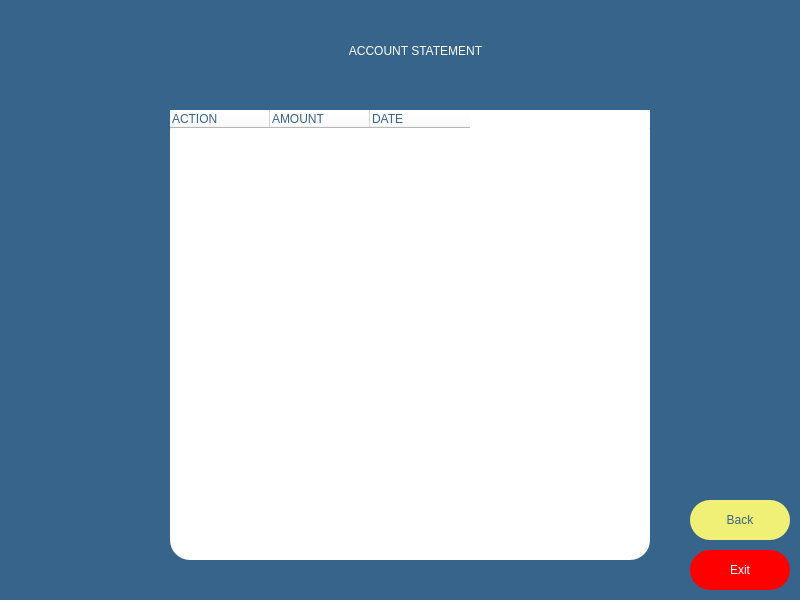
First picture: the form in accountstatementpage.ui, repository melihorhanyilmaz/Project, before the edit.
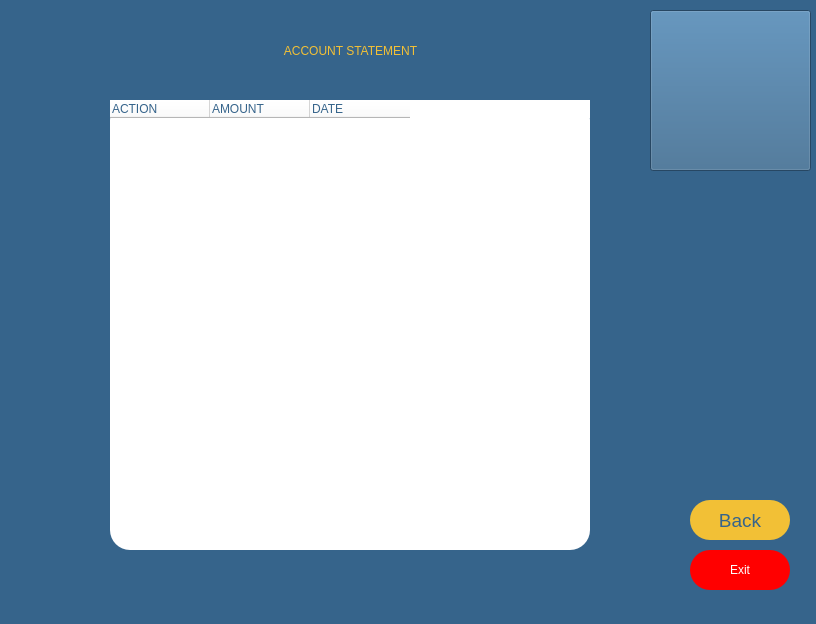
Second picture: the form after the edit. Icons and pictures are not drawn.

Patch:
```diff
--- a/accountstatementpage.ui
+++ b/accountstatementpage.ui
@@ -6,8 +6,8 @@
    <rect>
     <x>0</x>
     <y>0</y>
-    <width>800</width>
-    <height>600</height>
+    <width>816</width>
+    <height>624</height>
    </rect>
   </property>
   <property name="windowTitle">
@@ -19,8 +19,8 @@
   <widget class="QTableWidget" name="tableWidget">
    <property name="geometry">
     <rect>
-     <x>170</x>
-     <y>110</y>
+     <x>110</x>
+     <y>100</y>
      <width>480</width>
      <height>450</height>
     </rect>
@@ -91,13 +91,13 @@
     <rect>
      <x>110</x>
      <y>10</y>
-     <width>611</width>
+     <width>481</width>
      <height>81</height>
     </rect>
    </property>
    <property name="styleSheet">
-    <string notr="true">color: rgb(255, 255, 255);
-font: 63 18pt &quot;Montserrat SemiBold&quot;;</string>
+    <string notr="true">color: rgb(242, 192, 54);
+font: 75 22pt &quot;MS Shell Dlg 2&quot;;</string>
    </property>
    <property name="text">
     <string>ACCOUNT STATEMENT</string>
@@ -139,9 +139,9 @@
     </rect>
    </property>
    <property name="styleSheet">
-    <string notr="true">background-color: rgb(240, 240, 119);
+    <string notr="true">background-color: rgb(242, 192, 54);
 color: rgb(54, 100, 139);
-font: 63 14pt &quot;Montserrat SemiBold&quot;;
+font: 63 14pt ;Montserrat SemiBold;
 border-radius: 20;
 </string>
    </property>
@@ -152,6 +152,35 @@
     <bool>false</bool>
    </property>
   </widget>
+  <widget class="QPushButton" name="pushButton">
+   <property name="geometry">
+    <rect>
+     <x>650</x>
+     <y>10</y>
+     <width>161</width>
+     <height>161</height>
+    </rect>
+   </property>
+   <property name="contextMenuPolicy">
+    <enum>Qt::DefaultContextMenu</enum>
+   </property>
+   <property name="styleSheet">
+    <string notr="true"/>
+   </property>
+   <property name="text">
+    <string/>
+   </property>
+   <property name="icon">
+    <iconset>
+     <normaloff>logo.png</normaloff>logo.png</iconset>
+   </property>
+   <property name="iconSize">
+    <size>
+     <width>150</width>
+     <height>150</height>
+    </size>
+   </property>
+  </widget>
  </widget>
  <resources/>
  <connections/>
```
Left out of the diff: 2 changed lines with no effect on the pictures.
